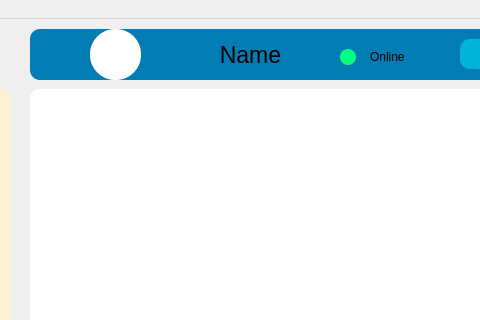
Above: client/mainwindow.ui from AP-projects-4001/jan-ghahve before the change; both pictures show x 190 to 670 and y 0 to 320 of the 839 by 549 pixel window. Below: the same form after it.
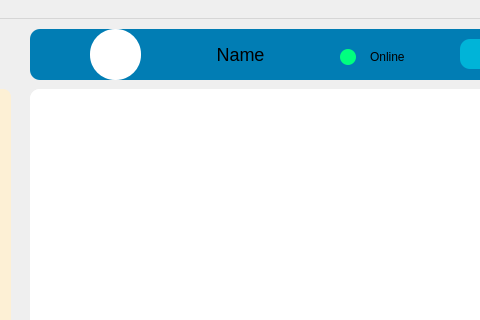
That is the form after the change. Icons and pictures are not drawn.

What changed in the file:
```diff
--- a/client/mainwindow.ui
+++ b/client/mainwindow.ui
@@ -219,9 +219,9 @@
     <widget class="QPushButton" name="pbn_contact_name">
      <property name="geometry">
       <rect>
-       <x>140</x>
+       <x>120</x>
        <y>10</y>
-       <width>161</width>
+       <width>181</width>
        <height>31</height>
       </rect>
      </property>
@@ -235,7 +235,7 @@
       <string notr="true">font-weight:bold;
 border-radius: 10px;
 color:black;
-font:23px;</string>
+font:18px;</string>
      </property>
      <property name="text">
       <string>Name</string>
```
